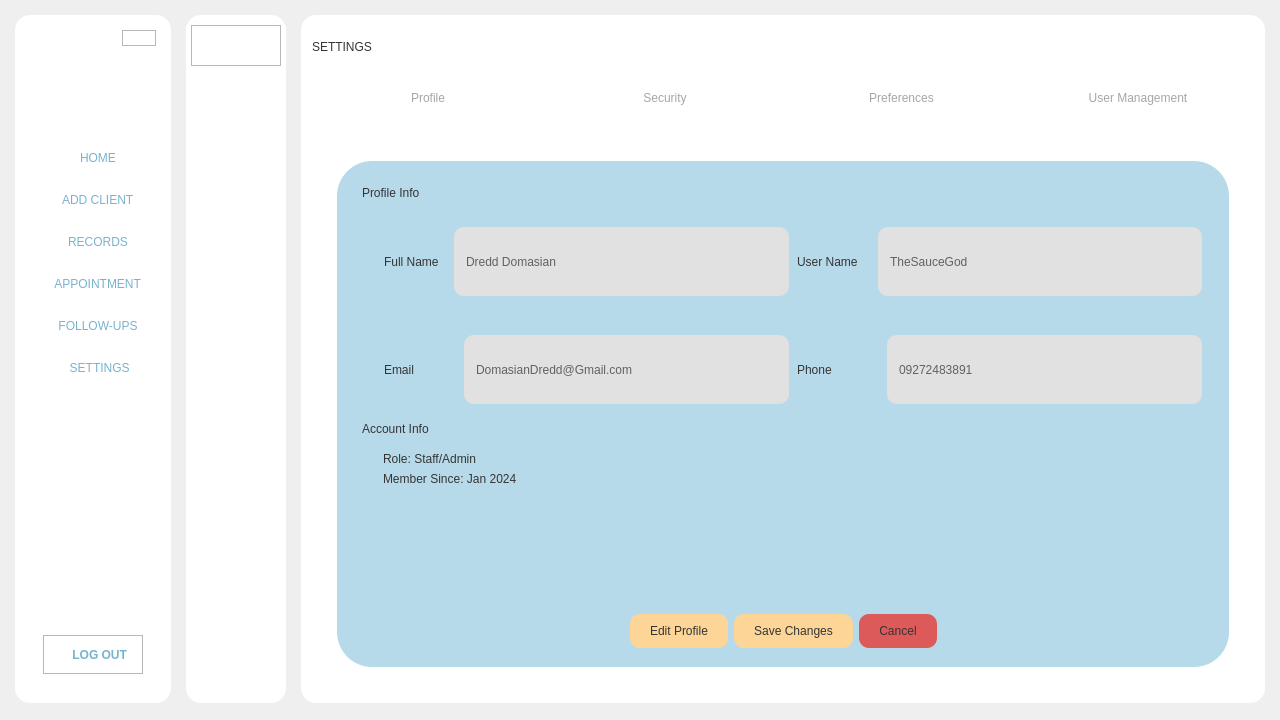
The window that Desktop_Application/Frontend/ui-files/Home.ui (DreddVDomasian/Petmate-Desktop-Application) describes before a commit, drawn with Qt 5.
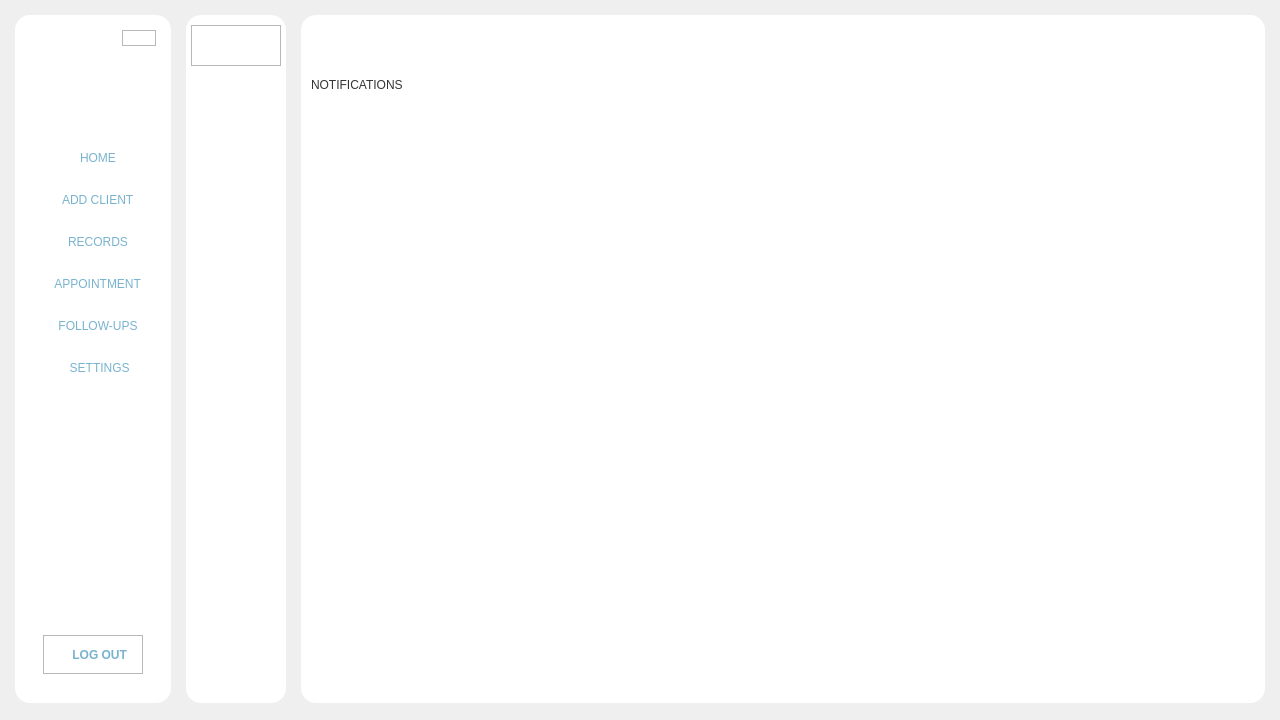
The same window after the commit. The open tabs and pages were chosen to show the change. Icons and pictures are not drawn.

Commit message:
added page and icon for notif
wala pang laman notif page

The edit to the form file:
```diff
--- a/Desktop_Application/Frontend/ui-files/Home.ui
+++ b/Desktop_Application/Frontend/ui-files/Home.ui
@@ -1278,7 +1278,7 @@
              <enum>QFrame::NoFrame</enum>
             </property>
             <property name="currentIndex">
-             <number>8</number>
+             <number>9</number>
             </property>
             <widget class="QWidget" name="homepage">
              <property name="styleSheet">
@@ -10358,6 +10358,9 @@
                      </property>
                      <item>
                       <widget class="QFrame" name="frame_77">
+                       <property name="enabled">
+                        <bool>false</bool>
+                       </property>
                        <property name="styleSheet">
                         <string notr="true">QLabel{
 font: 57 11pt &quot;Montserrat SemiBold&quot;;
@@ -11234,6 +11237,127 @@
               </item>
              </layout>
             </widget>
+            <widget class="QWidget" name="notification">
+             <property name="styleSheet">
+              <string notr="true">QWidget{
+	background:transparent;
+
+}</string>
+             </property>
+             <layout class="QVBoxLayout" name="verticalLayout_79">
+              <item>
+               <widget class="QFrame" name="frame_85">
+                <property name="frameShape">
+                 <enum>QFrame::StyledPanel</enum>
+                </property>
+                <property name="frameShadow">
+                 <enum>QFrame::Raised</enum>
+                </property>
+                <widget class="QPushButton" name="notifBackBtn">
+                 <property name="geometry">
+                  <rect>
+                   <x>0</x>
+                   <y>10</y>
+                   <width>20</width>
+                   <height>16</height>
+                  </rect>
+                 </property>
+                 <property name="sizePolicy">
+                  <sizepolicy hsizetype="Fixed" vsizetype="Fixed">
+                   <horstretch>0</horstretch>
+                   <verstretch>0</verstretch>
+                  </sizepolicy>
+                 </property>
+                 <property name="styleSheet">
+                  <string notr="true">background-color:transparent;
+border:none;</string>
+                 </property>
+                 <property name="icon">
+                  <iconset resource="../resource.qrc">
+                   <normaloff>:/Icons/Icons/left-arrow.png</normaloff>:/Icons/Icons/left-arrow.png</iconset>
+                 </property>
+                </widget>
+                <widget class="QFrame" name="frame_86">
+                 <property name="geometry">
+                  <rect>
+                   <x>0</x>
+                   <y>30</y>
+                   <width>858</width>
+                   <height>62</height>
+                  </rect>
+                 </property>
+                 <property name="styleSheet">
+                  <string notr="true">QLabel{
+	font-family:&quot;Rubik Mono One&quot;;
+	color:rgb(52, 52, 52);
+}</string>
+                 </property>
+                 <property name="frameShape">
+                  <enum>QFrame::StyledPanel</enum>
+                 </property>
+                 <property name="frameShadow">
+                  <enum>QFrame::Raised</enum>
+                 </property>
+                 <layout class="QHBoxLayout" name="horizontalLayout_98">
+                  <property name="leftMargin">
+                   <number>0</number>
+                  </property>
+                  <property name="topMargin">
+                   <number>0</number>
+                  </property>
+                  <property name="rightMargin">
+                   <number>0</number>
+                  </property>
+                  <property name="bottomMargin">
+                   <number>0</number>
+                  </property>
+                  <item>
+                   <widget class="QLabel" name="pageHeader7">
+                    <property name="sizePolicy">
+                     <sizepolicy hsizetype="Expanding" vsizetype="Preferred">
+                      <horstretch>0</horstretch>
+                      <verstretch>0</verstretch>
+                     </sizepolicy>
+                    </property>
+                    <property name="styleSheet">
+                     <string notr="true"/>
+                    </property>
+                    <property name="text">
+                     <string>NOTIFICATIONS</string>
+                    </property>
+                   </widget>
+                  </item>
+                  <item>
+                   <widget class="QLabel" name="clinicIconP7">
+                    <property name="maximumSize">
+                     <size>
+                      <width>145</width>
+                      <height>60</height>
+                     </size>
+                    </property>
+                    <property name="text">
+                     <string/>
+                    </property>
+                    <property name="pixmap">
+                     <pixmap resource="../resource.qrc">:/images/image/petmateLogo.png</pixmap>
+                    </property>
+                    <property name="scaledContents">
+                     <bool>true</bool>
+                    </property>
+                    <property name="alignment">
+                     <set>Qt::AlignCenter</set>
+                    </property>
+                    <property name="wordWrap">
+                     <bool>false</bool>
+                    </property>
+                   </widget>
+                  </item>
+                 </layout>
+                </widget>
+               </widget>
+              </item>
+             </layout>
+            </widget>
            </widget>
           </item>
          </layout>
```
Left out of the diff: 2 changed lines with no effect on the pictures. The commit also changes 1 other file.
